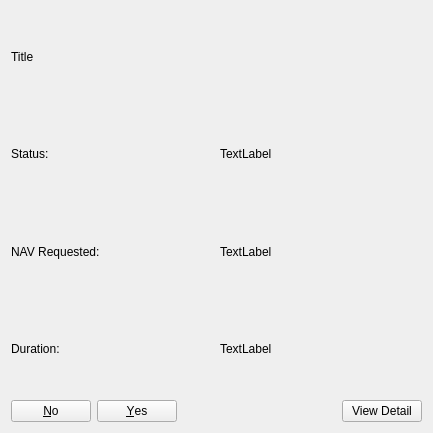
Qt form src/qt/communityfunddisplay.ui (navcoin/navcoin-core) before a commit.
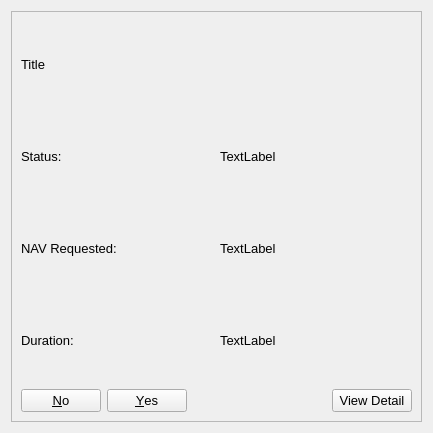
The same form after that commit.

Commit message: added frame and changed size of communityfunddisplay

The edit to the form file:
```diff
--- a/src/qt/communityfunddisplay.ui
+++ b/src/qt/communityfunddisplay.ui
@@ -16,11 +16,26 @@
     <verstretch>0</verstretch>
    </sizepolicy>
   </property>
+  <property name="maximumSize">
+   <size>
+    <width>433</width>
+    <height>433</height>
+   </size>
+  </property>
   <property name="windowTitle">
    <string>Form</string>
   </property>
   <layout class="QVBoxLayout" name="verticalLayout_2">
    <item>
+    <widget class="QFrame" name="frame">
+     <property name="frameShape">
+      <enum>QFrame::StyledPanel</enum>
+     </property>
+     <property name="frameShadow">
+      <enum>QFrame::Raised</enum>
+     </property>
+     <layout class="QVBoxLayout" name="verticalLayout">
+      <item>
     <layout class="QVBoxLayout" name="verticalLayoutProposal">
      <item>
       <widget class="QLabel" name="title">
@@ -30,6 +45,11 @@
          <height>16777215</height>
         </size>
        </property>
+          <property name="font">
+           <font>
+            <pointsize>10</pointsize>
+           </font>
+          </property>
        <property name="text">
         <string>Title</string>
        </property>
@@ -39,6 +59,11 @@
       <layout class="QHBoxLayout" name="horizontalLayoutStatus">
        <item>
         <widget class="QLabel" name="labelTitleStatus">
+            <property name="font">
+             <font>
+              <pointsize>10</pointsize>
+             </font>
+            </property>
          <property name="text">
           <string>Status:</string>
          </property>
@@ -46,6 +71,17 @@
        </item>
        <item>
         <widget class="QLabel" name="labelStatus">
+            <property name="baseSize">
+             <size>
+              <width>433</width>
+              <height>433</height>
+             </size>
+            </property>
+            <property name="font">
+             <font>
+              <pointsize>10</pointsize>
+             </font>
+            </property>
          <property name="text">
           <string>TextLabel</string>
          </property>
@@ -57,6 +93,11 @@
       <layout class="QHBoxLayout" name="horizontalLayoutRequested">
        <item>
         <widget class="QLabel" name="labelTitleRequested">
+            <property name="font">
+             <font>
+              <pointsize>10</pointsize>
+             </font>
+            </property>
          <property name="text">
           <string>NAV Requested:</string>
          </property>
@@ -64,6 +105,11 @@
        </item>
        <item>
         <widget class="QLabel" name="labelRequested">
+            <property name="font">
+             <font>
+              <pointsize>10</pointsize>
+             </font>
+            </property>
          <property name="text">
           <string>TextLabel</string>
          </property>
@@ -75,6 +121,11 @@
       <layout class="QHBoxLayout" name="horizontalLayoutDuration">
        <item>
         <widget class="QLabel" name="labelTitleDuration">
+            <property name="font">
+             <font>
+              <pointsize>10</pointsize>
+             </font>
+            </property>
          <property name="text">
           <string>Duration:</string>
          </property>
@@ -82,6 +133,11 @@
        </item>
        <item>
         <widget class="QLabel" name="labelDuration">
+            <property name="font">
+             <font>
+              <pointsize>10</pointsize>
+             </font>
+            </property>
          <property name="text">
           <string>TextLabel</string>
          </property>
@@ -93,6 +149,11 @@
       <layout class="QHBoxLayout" name="horizontalLayoutButtons">
        <item>
         <widget class="QDialogButtonBox" name="buttonBox">
+            <property name="font">
+             <font>
+              <pointsize>10</pointsize>
+             </font>
+            </property>
          <property name="layoutDirection">
           <enum>Qt::RightToLeft</enum>
          </property>
@@ -103,6 +164,11 @@
        </item>
        <item>
         <widget class="QPushButton" name="pushButtonDetails">
+            <property name="font">
+             <font>
+              <pointsize>10</pointsize>
+             </font>
+            </property>
          <property name="text">
           <string>View Detail</string>
          </property>
@@ -111,6 +177,9 @@
       </layout>
      </item>
     </layout>
+      </item>
+     </layout>
+    </widget>
    </item>
   </layout>
  </widget>
```
Lines whose indentation alone changed are shown as unchanged. The commit also changes 2 other files.
